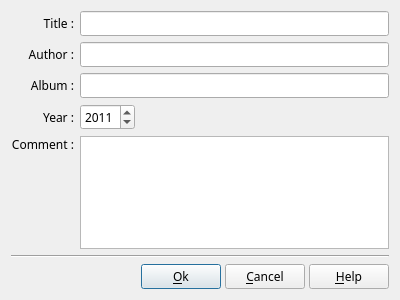
Above: SubProjects/VariousWidgets/DlgffDPjrProperties.ui from boenki/ffdiaporama before the change. Below: the same form after it.
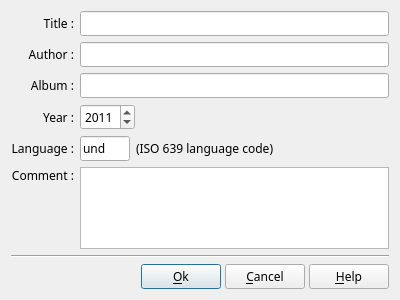
That is the form after the change. Icons and pictures are not drawn.

```diff
--- a/SubProjects/VariousWidgets/DlgffDPjrProperties.ui
+++ b/SubProjects/VariousWidgets/DlgffDPjrProperties.ui
@@ -68,7 +68,7 @@
        </property>
       </widget>
      </item>
-     <item row="4" column="0">
+     <item row="5" column="0">
       <widget class="QLabel" name="label_5">
        <property name="text">
         <string>Comment :</string>
@@ -111,13 +111,65 @@
        </property>
       </widget>
      </item>
-     <item row="4" column="1">
+     <item row="5" column="1">
       <widget class="QPlainTextEdit" name="CommentED">
        <property name="lineWrapMode">
         <enum>QPlainTextEdit::NoWrap</enum>
        </property>
       </widget>
      </item>
+     <item row="4" column="0">
+      <widget class="QLabel" name="label_7">
+       <property name="text">
+        <string>Language :</string>
+       </property>
+       <property name="alignment">
+        <set>Qt::AlignRight|Qt::AlignTrailing|Qt::AlignVCenter</set>
+       </property>
+      </widget>
+     </item>
+     <item row="4" column="1">
+      <layout class="QHBoxLayout" name="horizontalLayout_10">
+       <property name="margin">
+        <number>0</number>
+       </property>
+       <item>
+        <widget class="QLineEdit" name="LanguageED">
+         <property name="sizePolicy">
+          <sizepolicy hsizetype="Fixed" vsizetype="Fixed">
+           <horstretch>0</horstretch>
+           <verstretch>0</verstretch>
+          </sizepolicy>
+         </property>
+         <property name="minimumSize">
+          <size>
+           <width>50</width>
+           <height>0</height>
+          </size>
+         </property>
+         <property name="maximumSize">
+          <size>
+           <width>50</width>
+           <height>16777215</height>
+          </size>
+         </property>
+         <property name="text">
+          <string>und</string>
+         </property>
+         <property name="maxLength">
+          <number>3</number>
+         </property>
+        </widget>
+       </item>
+       <item>
+        <widget class="QLabel" name="label_6">
+         <property name="text">
+          <string>(ISO 639 language code)</string>
+         </property>
+        </widget>
+       </item>
+      </layout>
+     </item>
     </layout>
    </item>
    <item>
```
